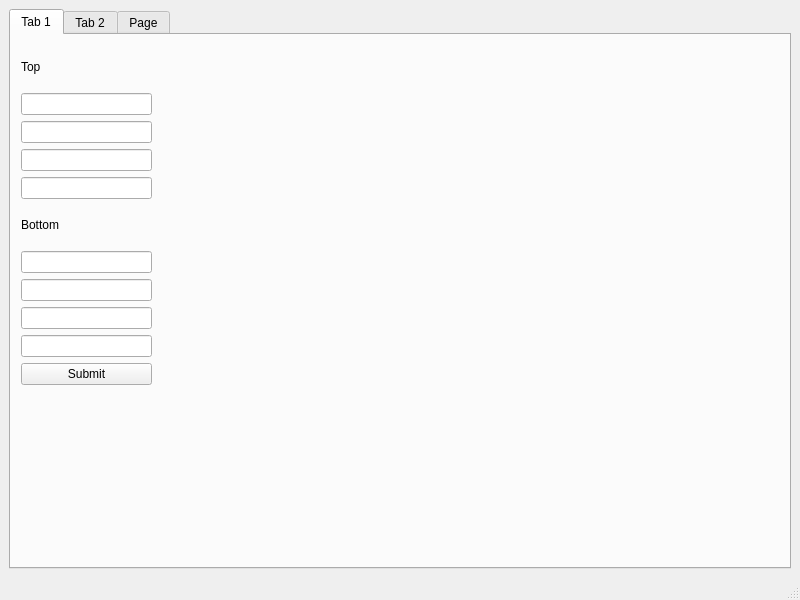
Above: mining.ui from amithreddy/ground-control-tool before the change. Below: the same form after it.
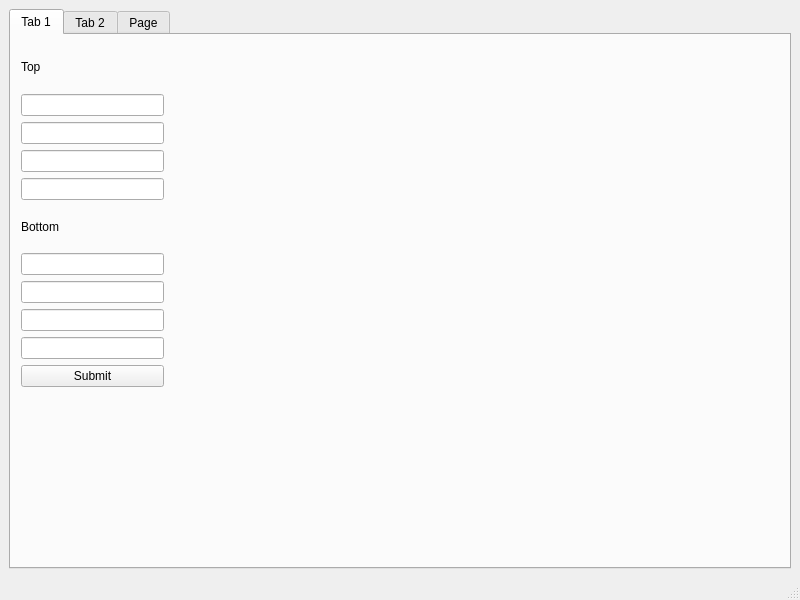
That is the form after the change.

Commit message: added in a horizontal view. and also figured out how to size the plot

The edit to the form file:
```diff
--- a/mining.ui
+++ b/mining.ui
@@ -29,15 +29,17 @@
          <attribute name="title">
           <string>Tab 1</string>
          </attribute>
-         <widget class="QWidget" name="layoutWidget">
+         <widget class="QWidget" name="">
           <property name="geometry">
            <rect>
             <x>10</x>
             <y>11</y>
-            <width>131</width>
-            <height>339</height>
+            <width>149</width>
+            <height>341</height>
            </rect>
           </property>
+          <layout class="QHBoxLayout" name="horizontalLayout">
+           <item>
           <layout class="QVBoxLayout" name="verticalLayout_2">
            <item>
             <widget class="QLabel" name="label">
@@ -46,12 +48,12 @@
              </property>
             </widget>
            </item>
-           <item>
-            <widget class="QLineEdit" name="t2"/>
-           </item>
            <item>
             <widget class="QLineEdit" name="t1"/>
            </item>
+             <item>
+              <widget class="QLineEdit" name="t2"/>
+             </item>
            <item>
             <widget class="QLineEdit" name="t3"/>
            </item>
@@ -65,9 +67,6 @@
              </property>
             </widget>
            </item>
-           <item>
-            <widget class="QLineEdit" name="b4"/>
-           </item>
            <item>
             <widget class="QLineEdit" name="b1"/>
            </item>
@@ -77,12 +76,20 @@
            <item>
             <widget class="QLineEdit" name="b3"/>
            </item>
+             <item>
+              <widget class="QLineEdit" name="b4"/>
+             </item>
            <item>
             <widget class="QPushButton" name="submit">
              <property name="text">
               <string>Submit</string>
              </property>
             </widget>
+             </item>
+            </layout>
+           </item>
+           <item>
+            <widget class="QWidget" name="widget" native="true"/>
            </item>
           </layout>
          </widget>
```
Lines whose indentation alone changed are shown as unchanged. The commit also changes 2 other files.
